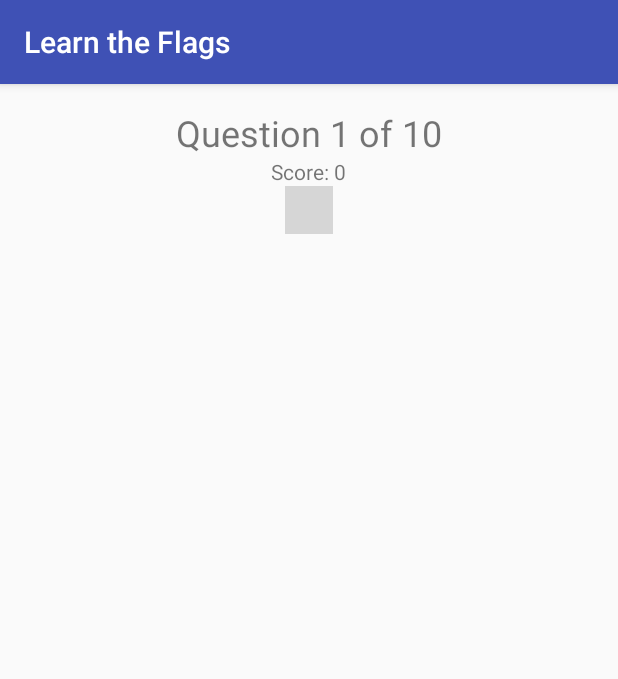
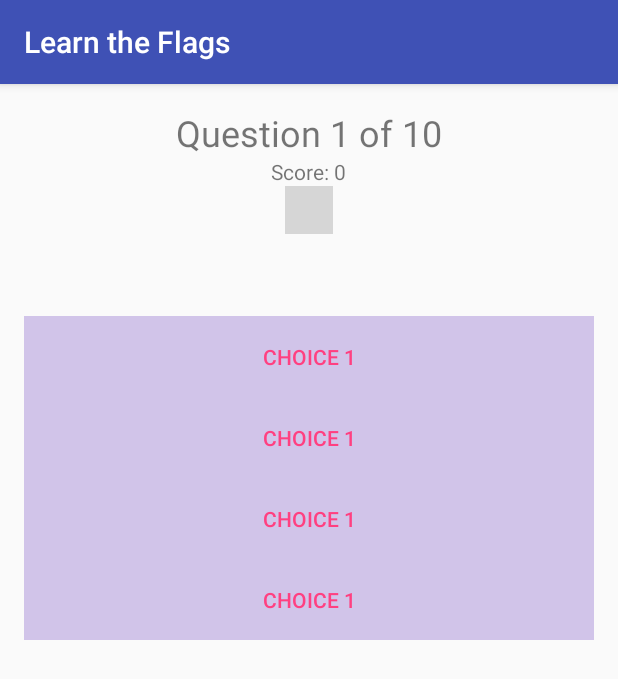
Before and after one commit to throwrocks/fun-with-countries, an Android app: the GameActivityFragment screen opened directly, with no data from a screen before it, on a phone screen of 412 x 824 dp. Shown: the top 679 px of the screen. Run offline under Robolectric (Android 15) with nearby library versions, the phone set to English and light mode, and no system bars; libraries missing offline, so code that uses them is left out: junit.framework; plain views replace DonutProgress; grey boxes are pictures that could not be loaded.

Commit message:
Added the buttons to the game activity. Started populating the country capitals for the capitals game mode.

```diff
--- a/app/src/main/java/rocks/throw20/funwithcountries/GameActivityFragment.java
+++ b/app/src/main/java/rocks/throw20/funwithcountries/GameActivityFragment.java
@@ -11,6 +11,7 @@ import android.view.Display;
 import android.view.LayoutInflater;
 import android.view.View;
 import android.view.ViewGroup;
+import android.widget.Button;
 import android.widget.LinearLayout;
 import android.widget.TextView;
 
@@ -33,7 +34,10 @@ public class GameActivityFragment extends Fragment {
     private String choice2;
     private String choice3;
     private String choice4;
-
+    private Button choice1View;
+    private Button choice2View;
+    private Button choice3View;
+    private Button choice4View;
 
     public GameActivityFragment() {
     }
@@ -59,7 +63,12 @@ public class GameActivityFragment extends Fragment {
     public View onCreateView(LayoutInflater inflater, ViewGroup container, Bundle savedInstanceState) {
         Log.e(LOG_TAG, "onCreateView " + true);
         rootView = inflater.inflate(R.layout.fragment_game_question, container, false);
+        choice1View = (Button) rootView.findViewById(R.id.game_button_text1);
+        choice2View = (Button) rootView.findViewById(R.id.game_button_text2);
+        choice3View = (Button) rootView.findViewById(R.id.game_button_text3);
+        choice4View = (Button) rootView.findViewById(R.id.game_button_text4);
         setLayoutHeader();
+        setQuestionViews();
         return rootView;
     }
 
@@ -166,4 +175,60 @@ public class GameActivityFragment extends Fragment {
         return  contentValues;
     }
 
+    /**
+     * setQuestionVies
+     * This method sets the Views when starting the game and when getting new questions
+     */
+    private void setQuestionViews() {
+        Utilities util = new Utilities(getContext());
+        setLayoutHeader();
+        Bundle b = getArguments();
+        String gameMode = sharedPref.getString("game_mode", "");
+        //------------------------------------------------------------------------------------------
+        // Get all the variables from the shared prefs and from the bundle
+        countryCapital = b.getString("country_capital");
+        answer = b.getString("answer");
+        choice1 = b.getString("choice1");
+        choice2 = b.getString("choice2");
+        choice3 = b.getString("choice3");
+        choice4 = b.getString("choice4");
+        //questionTimerIsRunning = b.getBoolean("timer_is_running");
+        int questionTimerProgress = b.getInt("timer_progress");
+
+        if (gameMode.equals("capitals")) {
+            choice1View.setText(choice1);
+            choice1View.setOnClickListener(new View.OnClickListener() {
+                @Override
+                public void onClick(View v) {
+                    CharSequence countryCapital = choice3View.getText();
+                    //selectAnswer(countryCapital.toString());
+                }
+            });
+            choice2View.setText(choice2);
+            choice2View.setOnClickListener(new View.OnClickListener() {
+                @Override
+                public void onClick(View v) {
+                    CharSequence countryCapital = choice3View.getText();
+                    //selectAnswer(countryCapital.toString());
+                }
+            });
+            choice3View.setText(choice3);
+            choice3View.setOnClickListener(new View.OnClickListener() {
+                @Override
+                public void onClick(View v) {
+                    CharSequence countryCapital = choice3View.getText();
+                    //selectAnswer(countryCapital.toString());
+                }
+            });
+            choice4View.setText(choice4);
+            choice4View.setOnClickListener(new View.OnClickListener() {
+                @Override
+                public void onClick(View v) {
+                    CharSequence countryCapital = choice4View.getText();
+                    //selectAnswer(countryCapital.toString());
+                }
+            });
+        }
+    }
+
 }
--- a/app/src/main/res/layout/fragment_game_question.xml
+++ b/app/src/main/res/layout/fragment_game_question.xml
@@ -58,24 +58,74 @@
             android:textSize="@dimen/h1_text" />
     </LinearLayout>
 
+    <LinearLayout
+        android:id="@+id/game_content_text"
+        style="?android:attr/buttonBarStyle"
+        android:layout_width="match_parent"
+        android:layout_height="wrap_content"
+        android:layout_gravity="center"
+        android:background="#D1C4E9"
+        android:orientation="vertical"
+        android:weightSum="4">
+
+        <Button
+            android:text="Choice 1"
+            android:id="@+id/game_button_text1"
+            style="?android:attr/buttonBarButtonStyle"
+            android:layout_width="match_parent"
+            android:layout_height="wrap_content"
+            android:layout_weight="1" />
+
+        <Button
+            android:text="Choice 1"
+            android:id="@+id/game_button_text2"
+            style="?android:attr/buttonBarButtonStyle"
+            android:layout_width="match_parent"
+            android:layout_height="wrap_content"
+            android:layout_weight="1" />
+
+        <Button
+            android:text="Choice 1"
+            android:id="@+id/game_button_text3"
+            style="?android:attr/buttonBarButtonStyle"
+            android:layout_width="match_parent"
+            android:layout_height="wrap_content"
+            android:layout_weight="1" />
+
+        <Button
+            android:text="Choice 1"
+            android:id="@+id/game_button_text4"
+            style="?android:attr/buttonBarButtonStyle"
+            android:layout_width="match_parent"
+            android:layout_height="wrap_content"
+            android:layout_weight="1" />
+
+    </LinearLayout>
+
     <GridLayout
 
-        android:id="@+id/game_content"
+        android:id="@+id/game_content_images"
         android:layout_width="match_parent"
         android:layout_height="match_parent"
-        android:layout_gravity="center"></GridLayout>
+        android:layout_gravity="center">
+
+    </GridLayout>
 
     <LinearLayout
 
         android:id="@+id/game_answer_confirmation"
         android:layout_width="match_parent"
         android:layout_height="match_parent"
-        android:orientation="vertical"></LinearLayout>
+        android:orientation="vertical">
+
+    </LinearLayout>
 
     <LinearLayout
 
         android:id="@+id/game_answer"
         android:layout_width="match_parent"
         android:layout_height="match_parent"
-        android:orientation="vertical"></LinearLayout>
+        android:orientation="vertical">
+
+    </LinearLayout>
 </LinearLayout>
```
